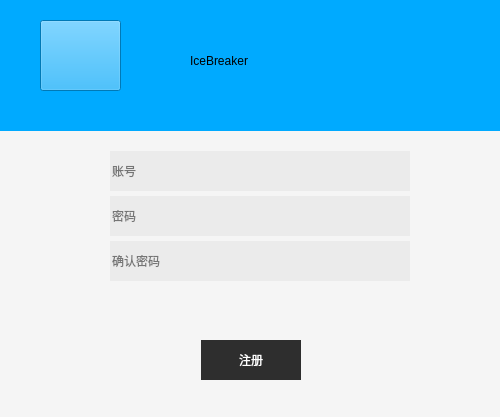
AGuan177/QTice, file qClient/regster_windows.ui: the form before one commit.
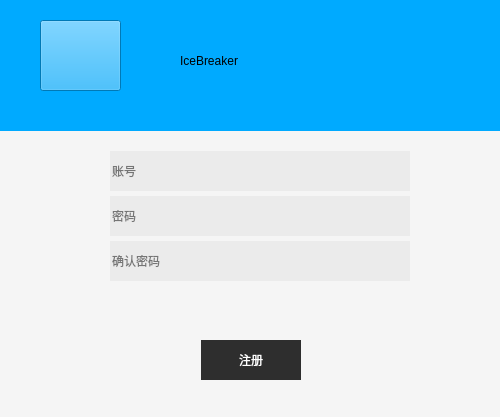
The form after the commit.

```diff
--- a/qClient/regster_windows.ui
+++ b/qClient/regster_windows.ui
@@ -128,9 +128,9 @@
    <widget class="QLabel" name="label">
     <property name="geometry">
      <rect>
-      <x>190</x>
+      <x>180</x>
       <y>30</y>
-      <width>231</width>
+      <width>281</width>
       <height>61</height>
      </rect>
     </property>
```
Left out of the diff: 4 changed lines with no effect on the pictures.
